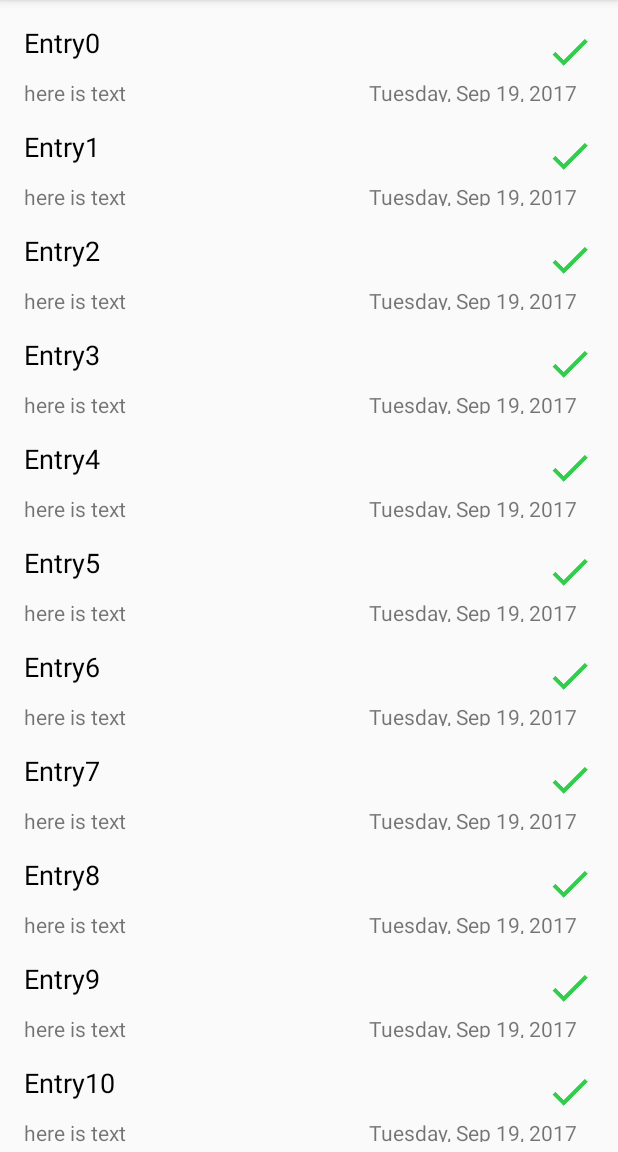
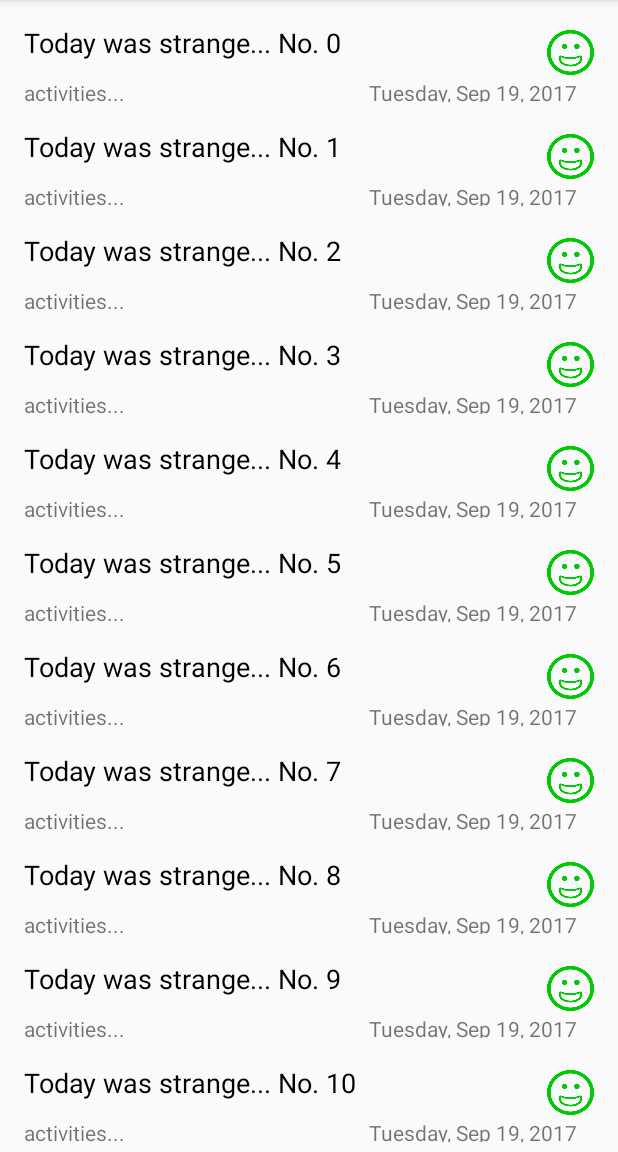
Before and after one commit to hugheshl/capstone_moodTracker, an Android app: the screen it shows after launch (AssignListActivity), on a phone screen of 412 x 824 dp, the part 84-1236 px from its top. Run offline under Robolectric (Android 15) with nearby library versions, the phone set to English and light mode, and no system bars.

Commit message:
made changes to DB, hooked up mood buttons to DB, added mood images to recyclerview

```diff
--- a/app/src/main/java/hugheshl/easyfeelin/Assign.java
+++ b/app/src/main/java/hugheshl/easyfeelin/Assign.java
@@ -8,9 +8,8 @@ public class Assign {
     private UUID mId;
     private String mTitle;
     private Date mDueDate;
-    private boolean mCompleted;
-    private long mtotalTime;
     private String mLogs;
+    private int mMood;
 
     public Assign() {
         this(UUID.randomUUID());
@@ -41,22 +40,6 @@ public class Assign {
         mDueDate = date;
     }
 
-    public boolean isCompleted() {
-        return mCompleted;
-    }
-
-    public void setCompleted(boolean completed) {
-        mCompleted = completed;
-    }
-
-    public long getTotalTime() {
-        return mtotalTime;
-    }
-
-    public void setTotalTime(long totalTime) {
-        mtotalTime = totalTime;
-    }
-
     public String getLogs() {
         return mLogs;
     }
@@ -64,4 +47,12 @@ public class Assign {
     public void setLogs(String logs) {
         mLogs = logs;
     }
+
+    public int getMood() {
+        return mMood;
+    }
+
+    public void setMood(int mood) {
+        mMood = mood;
+    }
 }
--- a/app/src/main/java/hugheshl/easyfeelin/AssignLab.java
+++ b/app/src/main/java/hugheshl/easyfeelin/AssignLab.java
@@ -103,9 +103,8 @@ public class AssignLab {
         values.put(UUID, assign.getId().toString());
         values.put(TITLE, assign.getTitle());
         values.put(DATE, assign.getDate().getTime());
-        values.put(COMPLETED, assign.isCompleted() ? 1 : 0);
-        values.put(TOTALTIME, assign.getTotalTime());
         values.put(LOGS, assign.getLogs());
+        values.put(MOOD, assign.getMood());
         return values;
     }
 
--- a/app/src/main/java/hugheshl/easyfeelin/AssignListFragment.java
+++ b/app/src/main/java/hugheshl/easyfeelin/AssignListFragment.java
@@ -34,8 +34,8 @@ public class AssignListFragment extends Fragment {
         // ******************************* Dummy Data for Demonstration *****************************
         for(int i = 0; i < 14; i++) {
             Assign assign = new Assign();
-            assign.setTitle("Entry" + i);
-                assign.setCompleted(true);
+            assign.setTitle("Today was strange... No. " + i);
+                assign.setMood(1);
             AssignLab.get(getActivity()).addAssign(assign);
         }
         // ******************************* Dummy Data for Demonstration *****************************
@@ -126,7 +126,7 @@ public class AssignListFragment extends Fragment {
         private TextView mTitleTextView;
         private TextView mTimeTextView;
         private TextView mDateTextView;
-        private ImageView mCompletedImageView;
+        private ImageView mMoodImageView;
 
         public AssignHolder(LayoutInflater inflater, ViewGroup parent) {
             super(inflater.inflate(R.layout.list_item_assign, parent, false));
@@ -135,15 +135,26 @@ public class AssignListFragment extends Fragment {
             mTitleTextView = (TextView) itemView.findViewById(R.id.assign_title);
             mTimeTextView = (TextView) itemView.findViewById(R.id.assignment_time);
             mDateTextView = (TextView) itemView.findViewById(R.id.assign_date);
-            mCompletedImageView = (ImageView) itemView.findViewById(R.id.assign_completed);
+            mMoodImageView = (ImageView) itemView.findViewById(R.id.mood_image);
         }
 
         public void bind(Assign assign) {
             mAssign = assign;
             mTitleTextView.setText(mAssign.getTitle());
-            mTimeTextView.setText("here is text");
-            mDateTextView.setText(DateFormat.format("EEEE, MMM dd, yyyy", mAssign.getDate()).toString());;
-            mCompletedImageView.setVisibility(assign.isCompleted() ? View.VISIBLE : View.GONE);
+            mTimeTextView.setText("activities...");
+            mDateTextView.setText(DateFormat.format("EEEE, MMM dd, yyyy", mAssign.getDate()).toString());
+            if (assign.getMood() != 0) {
+                if (assign.getMood() == 1)
+                    mMoodImageView.setImageResource(R.drawable.face1);
+                else if(assign.getMood() == 2)
+                    mMoodImageView.setImageResource(R.drawable.face2);
+                else if(assign.getMood() == 3)
+                    mMoodImageView.setImageResource(R.drawable.face3);
+                else if(assign.getMood() == 4)
+                    mMoodImageView.setImageResource(R.drawable.face4);
+                else if(assign.getMood() == 5)
+                    mMoodImageView.setImageResource(R.drawable.face5);
+            }
         }
 
         @Override
--- a/app/src/main/java/hugheshl/easyfeelin/database/AssignBaseHelper.java
+++ b/app/src/main/java/hugheshl/easyfeelin/database/AssignBaseHelper.java
@@ -20,9 +20,8 @@ public class AssignBaseHelper extends SQLiteOpenHelper {
                 AssignTable.Cols.UUID + ", " +
                 AssignTable.Cols.TITLE + ", " +
                 AssignTable.Cols.DATE + ", " +
-                AssignTable.Cols.COMPLETED + ", " +
-                AssignTable.Cols.TOTALTIME + ", " +
-                AssignTable.Cols.LOGS +
+                AssignTable.Cols.LOGS + ", " +
+                AssignTable.Cols.MOOD +
                 ")"
         );
     }
--- a/app/src/main/java/hugheshl/easyfeelin/database/AssignCursorWrapper.java
+++ b/app/src/main/java/hugheshl/easyfeelin/database/AssignCursorWrapper.java
@@ -19,16 +19,14 @@ public class AssignCursorWrapper extends CursorWrapper {
         String uuidString = getString(getColumnIndex(AssignTable.Cols.UUID));
         String title = getString(getColumnIndex(AssignTable.Cols.TITLE));
         long Date = getLong(getColumnIndex(AssignTable.Cols.DATE));
-        int isCompleted = getInt(getColumnIndex(AssignTable.Cols.COMPLETED));
-        long totalTime = getLong(getColumnIndex(AssignTable.Cols.TOTALTIME));
         String logs = getString(getColumnIndex(AssignTable.Cols.LOGS));
+        int mood = getInt(getColumnIndex(AssignTable.Cols.MOOD));
 
         Assign assign = new Assign(UUID.fromString(uuidString));
         assign.setTitle(title);
         assign.setDate(new Date(Date));
-        assign.setCompleted(isCompleted != 0);
-        assign.setTotalTime(totalTime);
         assign.setLogs(logs);
+        assign.setMood(mood);
 
         return assign;
     }
--- a/app/src/main/java/hugheshl/easyfeelin/database/AssignDbSchema.java
+++ b/app/src/main/java/hugheshl/easyfeelin/database/AssignDbSchema.java
@@ -8,9 +8,8 @@ public class AssignDbSchema {
             public static final String UUID = "uuid";
             public static final String TITLE = "title";
             public static final String DATE = "Date";
-            public static final String COMPLETED = "completed";
-            public static final String TOTALTIME = "totalTime";
             public static final String LOGS = "logs";
+            public static final String MOOD = "mood";
         }
     }
 }
--- a/app/src/main/res/layout/list_item_assign.xml
+++ b/app/src/main/res/layout/list_item_assign.xml
@@ -18,7 +18,7 @@
         android:textColor="@android:color/black"
         android:textSize="18sp"
         app:layout_constraintLeft_toLeftOf="parent"
-        app:layout_constraintRight_toLeftOf="@+id/assign_completed"
+        app:layout_constraintRight_toLeftOf="@+id/mood_image"
         app:layout_constraintTop_toTopOf="parent"/>
 
     <TextView
@@ -32,7 +32,7 @@
         android:layout_marginEnd="8dp"
         app:layout_constraintHorizontal_bias="1.0"
         app:layout_constraintLeft_toRightOf="@+id/assignment_time"
-        android:layout_marginLeft="8dp"
+        android:layout_marginLeft="16dp"
         android:layout_marginRight="8dp"
         app:layout_constraintRight_toRightOf="parent"/>
 
@@ -45,20 +45,22 @@
         app:layout_constraintLeft_toLeftOf="parent"
         android:layout_marginTop="11dp"
         app:layout_constraintTop_toBottomOf="@+id/assign_title"
-        app:layout_constraintRight_toLeftOf="@+id/assign_completed"
+        app:layout_constraintRight_toLeftOf="@+id/mood_image"
         android:layout_marginEnd="8dp"
         app:layout_constraintHorizontal_bias="0.0"
         />
 
     <ImageView
-        android:id="@+id/assign_completed"
-        android:layout_width="wrap_content"
-        android:layout_height="wrap_content"
-        app:srcCompat="@drawable/ic_completed"
-        android:layout_marginTop="16dp"
-        app:layout_constraintTop_toTopOf="parent"
-        app:layout_constraintBottom_toBottomOf="parent"
+        android:id="@+id/mood_image"
+        android:layout_width="31dp"
+        android:layout_height="30dp"
         android:layout_marginBottom="16dp"
         android:layout_marginEnd="16dp"
-        app:layout_constraintRight_toRightOf="parent"/>
+        android:layout_marginTop="16dp"
+        android:scaleType="fitXY"
+        app:layout_constraintBottom_toBottomOf="parent"
+        app:layout_constraintRight_toRightOf="parent"
+        app:layout_constraintTop_toTopOf="parent"
+        app:srcCompat="@drawable/face1"
+        tools:layout_editor_absoluteX="327dp"/>
 </android.support.constraint.ConstraintLayout>
```
Also changed, not shown: app/src/main/java/hugheshl/easyfeelin/AssignFragment.java (+5 -5 lines), app/src/main/res/layout/activity_new_entry.xml (deleted, +0 -19 lines).
